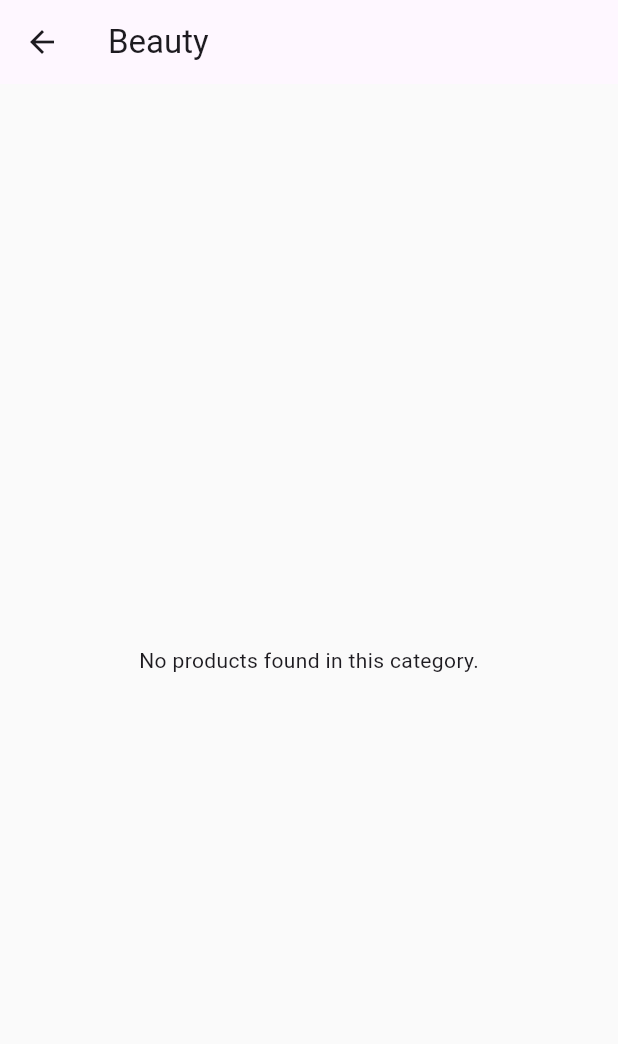
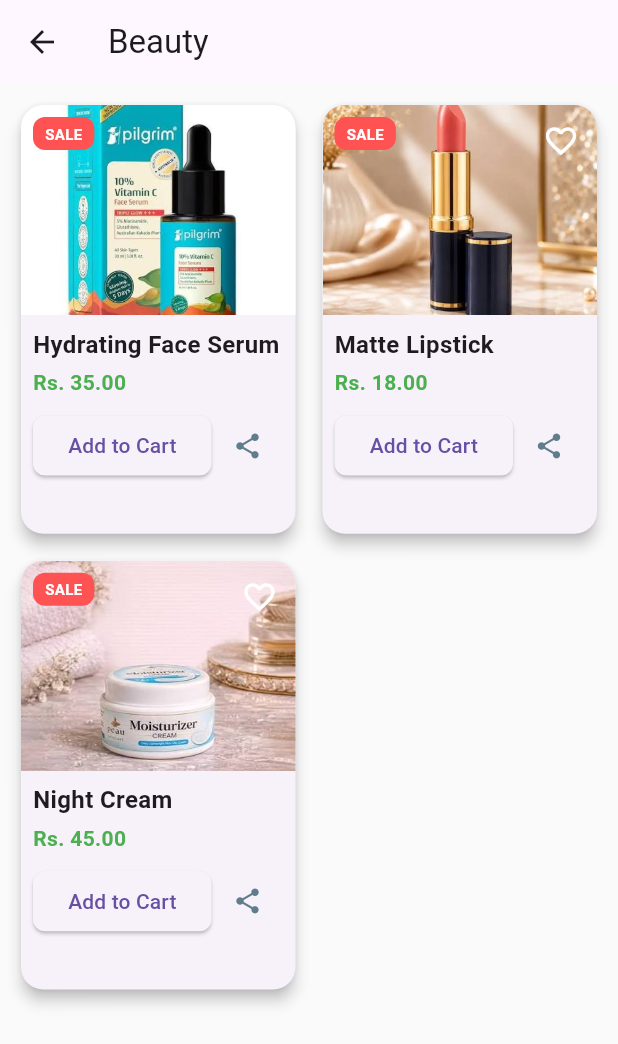
Before and after one commit to RiaShakya/E-Commerce-Application, a Flutter app: the screen it shows after launch, after a tap on "Beauty", on a phone screen of 412 x 824 dp. Shown: the top 1044 px of the screen. Run offline on Flutter 3.47's test engine with Material 3 defaults, Android fonts, the phone set to English and light mode, and no system bars; our stand-ins replace carousel_slider; network calls fail.

Commit message:
e-commerce

```diff
--- a/lib/data/product_data.dart
+++ b/lib/data/product_data.dart
@@ -9,6 +9,7 @@ final List<String> categories = [
 ];
 
 final List<Product> dummyProducts = [
+  // ---------------- ELECTRONICS ----------------
   Product(
     name: "Pro Wireless Headphones",
     category: "Electronics",
@@ -26,6 +27,16 @@ final List<Product> dummyProducts = [
     description: "Latest 5G smartphone with an advanced camera system.",
   ),
   Product(
+    name: "Smart Watch Series 8",
+    category: "Electronics",
+    image: "assets/images/smartwatch.jpg",
+    price: 399.00,
+    rating: 4.7,
+    description: "Keep track of your health and notifications on the go.",
+  ),
+
+  // ---------------- FASHION ----------------
+  Product(
     name: "Classic Cotton T-Shirt",
     category: "Fashion",
     image: "assets/images/tshirt.jpg",
@@ -42,6 +53,16 @@ final List<Product> dummyProducts = [
     description: "Vintage wash denim jacket with a comfortable fit.",
   ),
   Product(
+    name: "Winter Beanie",
+    category: "Fashion",
+    image: "assets/images/beanie.jpg",
+    price: 15.00,
+    rating: 4.4,
+    description: "Warm knitted beanie for cold weather.",
+  ),
+
+  // ---------------- SHOES ----------------
+  Product(
     name: "Running Sneakers",
     category: "Shoes",
     image: "assets/images/sneakers.jpg",
@@ -49,4 +70,57 @@ final List<Product> dummyProducts = [
     rating: 4.6,
     description: "Lightweight running shoes with responsive cushioning.",
   ),
+  Product(
+    name: "Leather Loafers",
+    category: "Shoes",
+    image: "assets/images/loafers.jpg",
+    price: 150.00,
+    rating: 4.5,
+    description: "Genuine leather loafers for office and casual wear.",
+  ),
+
+  // ---------------- BEAUTY ----------------
+  Product(
+    name: "Hydrating Face Serum",
+    category: "Beauty",
+    image: "assets/images/serum.jpg",
+    price: 35.00,
+    rating: 4.8,
+    description: "Hyaluronic acid serum for all-day skin hydration.",
+  ),
+  Product(
+    name: "Matte Lipstick",
+    category: "Beauty",
+    image: "assets/images/lipstick.jpg",
+    price: 18.00,
+    rating: 4.3,
+    description: "Long-lasting matte lipstick available in multiple shades.",
+  ),
+  Product(
+    name: "Night Cream",
+    category: "Beauty",
+    image: "assets/images/cream.jpg",
+    price: 45.00,
+    rating: 4.6,
+    description: "Rejuvenating night cream for smooth skin.",
+  ),
+
+  // ---------------- ACCESSORIES ----------------
+  Product(
+    name: "Minimalist Watch",
+    category: "Accessories",
+    image: "assets/images/smartwatch.jpg",
+    price: 199.99,
+    rating: 4.7,
+    description: "Elegant stainless steel watch with a minimalist dial.",
+  ),
+  Product(
+    name: "Leather Backpack",
+    category: "Accessories",
+    image: "assets/images/backpack.jpg",
+    price: 75.00,
+    rating: 4.5,
+    description: "Durable leather backpack with laptop compartment.",
+  ),
+
 ];
--- a/lib/widgets/product_card.dart
+++ b/lib/widgets/product_card.dart
@@ -18,8 +18,10 @@ class ProductCard extends StatelessWidget {
       child: Column(
         crossAxisAlignment: CrossAxisAlignment.start,
         children: [
+          // IMAGE & BADGES SECTION
           Stack(
             children: [
+              // 1. The Image Background
               Container(
                 height: 140,
                 width: double.infinity,
@@ -31,6 +33,8 @@ class ProductCard extends StatelessWidget {
                   ),
                 ),
               ),
+
+              // 2. SALE Badge (Moved back to Top-Left)
               Positioned(
                 top: 8,
                 left: 8,
@@ -46,16 +50,24 @@ class ProductCard extends StatelessWidget {
                   ),
                 ),
               ),
+
+              // 3. Favorite Button (Top-Right)
               Positioned(
                 top: 0,
                 right: 0,
                 child: IconButton(
-                  icon: const Icon(Icons.favorite_border, color: Colors.redAccent),
-                  onPressed: () {},
+                  icon: const Icon(Icons.favorite_border, color: Colors.white),
+                  onPressed: () {
+                    ScaffoldMessenger.of(context).showSnackBar(
+                      SnackBar(content: Text('${product.name} added to wishlist!'), duration: const Duration(seconds: 2)),
+                    );
+                  },
                 ),
               ),
             ],
           ),
+
+          // DETAILS & BUTTONS SECTION
           Padding(
             padding: const EdgeInsets.all(8.0),
             child: Column(
@@ -69,12 +81,16 @@ class ProductCard extends StatelessWidget {
                 ),
                 const SizedBox(height: 4),
                 Text(
-                  '\$${product.price.toStringAsFixed(2)}',
+                  'Rs. ${product.price.toStringAsFixed(2)}',
                   style: const TextStyle(color: Colors.green, fontWeight: FontWeight.bold, fontSize: 14),
                 ),
                 const SizedBox(height: 8),
-                SizedBox(
-                  width: double.infinity,
+
+                // 4. Buttons Row (Add to Cart + Share)
+                Row(
+                  children: [
+                    // Expanded makes the Add to Cart button take up the remaining space
+                    Expanded(
                       child: ElevatedButton(
                         onPressed: () {
                           ScaffoldMessenger.of(context).showSnackBar(
@@ -83,9 +99,25 @@ class ProductCard extends StatelessWidget {
                         },
                         style: ElevatedButton.styleFrom(
                           shape: RoundedRectangleBorder(borderRadius: BorderRadius.circular(8)),
+                          padding: const EdgeInsets.symmetric(vertical: 8), // Keeps button height balanced
                         ),
                         child: const Text("Add to Cart"),
                       ),
+                    ),
+
+                    // Share Button sits on the right side
+                    IconButton(
+                      icon: const Icon(Icons.share, color: Colors.blueGrey, size: 20),
+                      onPressed: () {
+                        ScaffoldMessenger.of(context).showSnackBar(
+                          SnackBar(
+                            content: Text('Sharing ${product.name}...'),
+                            duration: const Duration(seconds: 2),
+                          ),
+                        );
+                      },
+                    ),
+                  ],
                 ),
               ],
             ),
```
Also changed, not shown: lib/screens/product_details_page.dart (+80 -11 lines), assets/images/backpack.jpg (added), assets/images/beanie.jpg (added), assets/images/cream.jpg (added), assets/images/lipstick.jpg (added), assets/images/loafers.jpg (added), assets/images/serum.jpg (added), assets/images/smartwatch.jpg (added). Lines whose indentation alone changed are shown as unchanged.
